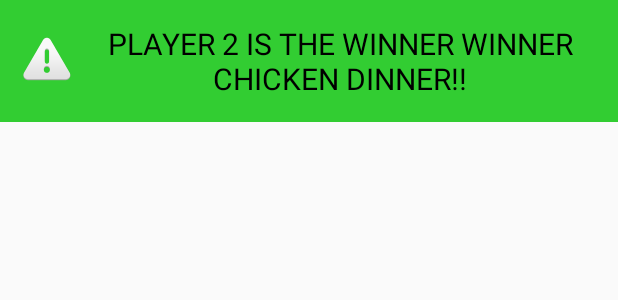
After one commit to logicalpermission7/TicTacTwo, an Android app: the layout custom_toast10.xml on its own in the app's theme, with its tools: preview values and no code run, on a phone screen of 412 x 824 dp. The commit adds this screen. Shown: the top 300 px of the screen. Run offline under Robolectric (Android 15) with nearby library versions, the phone set to English and light mode, and no system bars.

Commit message:
checking the diagonals from right to left in sos add launcher icon cleaning up code added some background images changed rounds from 10 to 5 made custom winner/loser banners

```diff
--- /dev/null
+++ b/app/src/main/res/layout/custom_toast10.xml
@@ -0,0 +1,19 @@
+<?xml version="1.0" encoding="utf-8"?>
+<LinearLayout xmlns:android="http://schemas.android.com/apk/res/android"
+    android:orientation="vertical" android:layout_width="match_parent"
+    android:layout_height="match_parent">
+
+    <TextView
+        android:layout_width="wrap_content"
+        android:layout_height="wrap_content"
+        android:layout_gravity="center"
+        android:background="#32CD32"
+        android:drawableLeft="@android:drawable/ic_dialog_alert"
+        android:drawablePadding="10dp"
+        android:gravity="center"
+        android:padding="15dp"
+        android:text="PLAYER 2 IS THE WINNER WINNER CHICKEN DINNER!!"
+        android:textColor="#000000"
+        android:textSize="20sp" />
+
+</LinearLayout>
```
Also changed, not shown: app/src/main/java/com/example/tictactwo/SosActivity.java (+27 -3 lines), app/src/main/res/layout/custom_toast6.xml (added, +21 -0 lines), app/src/main/res/layout/custom_toast7.xml (added, +21 -0 lines), app/src/main/res/layout/custom_toast8.xml (added, +21 -0 lines), app/src/main/res/layout/custom_toast9.xml (added, +19 -0 lines).
